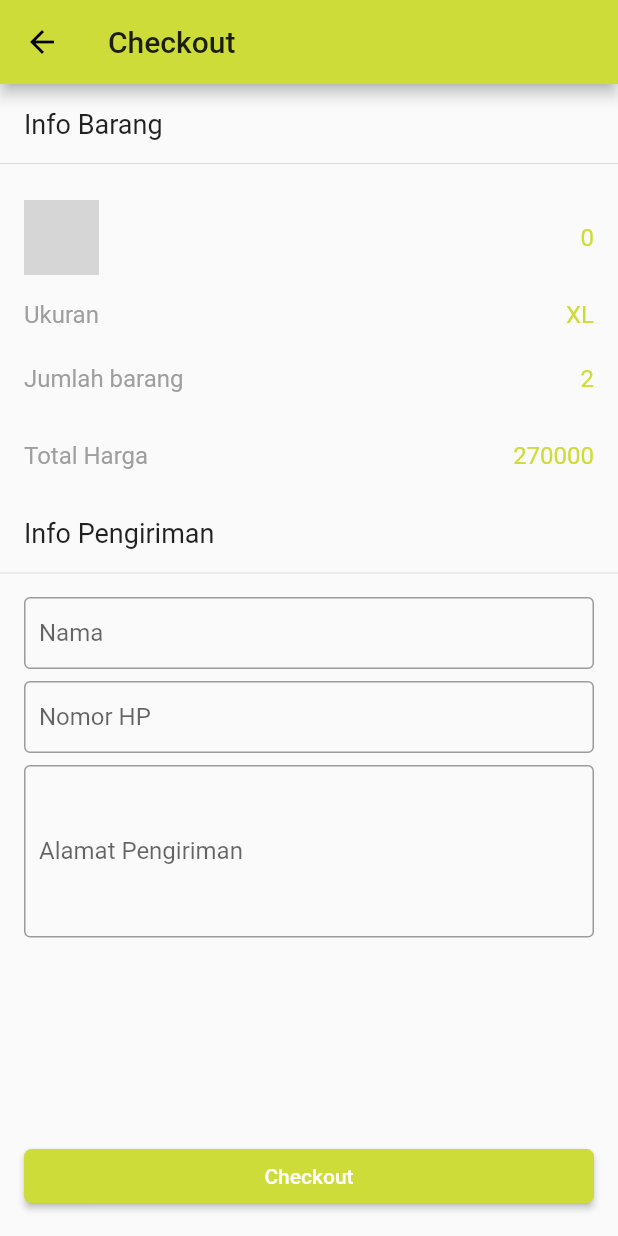
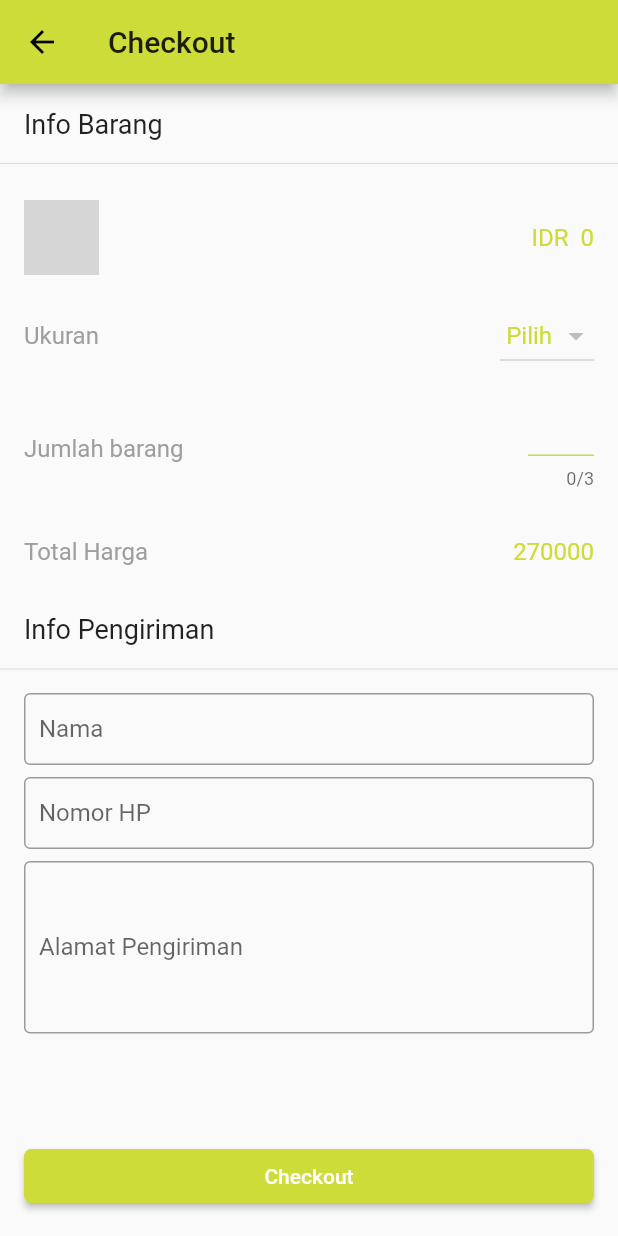
Before and after one commit to slufydufy/crit, a Flutter app: the CheckOut screen opened directly with empty values, on a phone screen of 412 x 824 dp. Run offline on Flutter 3.47's test engine with Material 2 defaults, Android fonts, the phone set to English and light mode, and no system bars; our stand-ins replace carousel_pro, cloud_firestore; accounts and stored records are empty; network calls fail; grey boxes are pictures that could not be loaded.

Commit message:
060319rmh

```diff
--- a/lib/checkOut.dart
+++ b/lib/checkOut.dart
@@ -2,7 +2,7 @@ import 'package:flutter/material.dart';
 import 'myHomePage.dart';
 import 'package:cloud_firestore/cloud_firestore.dart';
 
-class CheckOut extends StatefulWidget{
+class CheckOut extends StatefulWidget {
   final DocumentSnapshot itemCO;
   CheckOut({this.itemCO});
 
@@ -11,6 +11,8 @@ class CheckOut extends StatefulWidget{
 }
 
 class CheckOutState extends State<CheckOut> {
+  String finalSize;
+
   @override
   Widget build(BuildContext context) {
     return Scaffold(
@@ -46,17 +48,17 @@ class CheckOutState extends State<CheckOut> {
   Widget _showItemInfoText() {
     return Padding(
       padding: EdgeInsets.fromLTRB(16.0, 16.0, 16.0, 8.0),
-          child: Text('Info Barang', style: TextStyle(
-            fontSize: 18.0
-          ),),
+      child: Text(
+        'Info Barang',
+        style: TextStyle(fontSize: 18.0),
+      ),
     );
   }
 
   Widget _showItem() {
     return Padding(
       padding: EdgeInsets.fromLTRB(16.0, 16.0, 16.0, 0.0),
-      child:
-      Row(
+      child: Row(
         children: <Widget>[
           Image.network(
             widget.itemCO.data['url'],
@@ -66,18 +68,26 @@ class CheckOutState extends State<CheckOut> {
           Expanded(
             child: Padding(
               padding: const EdgeInsets.all(16.0),
-              child: Text(widget.itemCO.data['title'], style: TextStyle(
+              child: Text(
+                widget.itemCO.data['title'],
+                style: TextStyle(
                   fontSize: 16.0,
                 ),
-                            maxLines: 2,),
+                maxLines: 2,
+              ),
             ),
           ),
           Container(
             padding: const EdgeInsets.fromLTRB(0.0, 16.0, 0.0, 16.0),
-            child: Text(widget.itemCO.data['price'].toString(), style: TextStyle(
-                  fontSize: 16.0,
-                  color: Colors.lime
+            child: Text('IDR',
+              style: TextStyle(fontSize: 16.0, color: Colors.lime),
             ),
+          ),
+          Container(
+            padding: const EdgeInsets.fromLTRB(8.0, 16.0, 0.0, 16.0),
+            child: Text(
+              widget.itemCO.data['price'].toString(),
+              style: TextStyle(fontSize: 16.0, color: Colors.lime),
             ),
           ),
         ],
@@ -86,30 +96,38 @@ class CheckOutState extends State<CheckOut> {
   }
 
   Widget _showFinalSize() {
+    List sizeList = widget.itemCO.data['size'];
     return Row(
       children: <Widget>[
         Expanded(
           child: Container(
-              padding: const EdgeInsets.fromLTRB(16.0, 16.0, 0.0, 16.0),
+            padding: const EdgeInsets.fromLTRB(16.0, 16.0, 0.0, 8.0),
             child: Text(
-                'Ukuran', style: TextStyle(
-                  fontSize: 16.0,
-                  color: Colors.grey
-                ),
+              'Ukuran',
+              style: TextStyle(fontSize: 16.0, color: Colors.grey),
             ),
           ),
         ),
         Container(
-            padding: const EdgeInsets.fromLTRB(0.0, 16.0, 16.0, 16.0),
-            child:
-            // DropdownButton()
-            Text(
-                'XL', style: TextStyle(
-                  fontSize: 16.0,
-                  color: Colors.lime
+            padding: const EdgeInsets.fromLTRB(0.0, 16.0, 16.0, 8.0),
+            child: DropdownButton(
+              hint: Text(' Pilih ', style: TextStyle(color: Colors.lime)),
+              items: sizeList.map((size) {
+                return DropdownMenuItem(
+                  child: Text(
+                    size,
+                    style: TextStyle(color: Colors.lime),
                   ),
-              ),
-          ),
+                  value: size,
+                );
+              }).toList(),
+              onChanged: (newVal) {
+                setState(() {
+                  finalSize = newVal;
+                });
+              },
+              value: finalSize,
+            )),
       ],
     );
   }
@@ -119,23 +137,25 @@ class CheckOutState extends State<CheckOut> {
       children: <Widget>[
         Expanded(
           child: Container(
-              padding: const EdgeInsets.fromLTRB(16.0, 8.0, 16.0, 16.0),
+            padding: const EdgeInsets.fromLTRB(16.0, 8.0, 16.0, 8.0),
             child: Text(
-                'Jumlah barang', style: TextStyle(
-                  fontSize: 16.0,
-                  color: Colors.grey
-                ),
+              'Jumlah barang',
+              style: TextStyle(fontSize: 16.0, color: Colors.grey),
             ),
           ),
         ),
         Container(
-            padding: const EdgeInsets.fromLTRB(0.0, 8.0, 16.0, 16.0),
-            child: Text(
-                '2', style: TextStyle(
-                  fontSize: 16.0,
-                  color: Colors.lime
-                ),
-              ),
+          width: 60.0,
+          padding: const EdgeInsets.fromLTRB(0.0, .0, 16.0, 16.0),
+          child:
+          TextField(
+            maxLength: 3,
+            keyboardType: TextInputType.number,
+            textDirection: TextDirection.rtl,
+            style: TextStyle(color: Colors.lime),
+            decoration: InputDecoration(enabledBorder: UnderlineInputBorder(borderSide: BorderSide(color: Colors.lime))),
+            )
+
         ),
       ],
     );
@@ -148,20 +168,16 @@ class CheckOutState extends State<CheckOut> {
           child: Container(
             padding: const EdgeInsets.fromLTRB(16.0, 16.0, 0.0, 16.0),
             child: Text(
-                'Total Harga', style: TextStyle(
-                  fontSize: 16.0,
-                  color: Colors.grey
-                ),
+              'Total Harga',
+              style: TextStyle(fontSize: 16.0, color: Colors.grey),
             ),
           ),
         ),
         Container(
           padding: const EdgeInsets.fromLTRB(0.0, 16.0, 16.0, 16.0),
           child: Text(
-                '270000', style: TextStyle(
-                  fontSize: 16.0,
-                  color: Colors.lime
-                ),
+            '270000',
+            style: TextStyle(fontSize: 16.0, color: Colors.lime),
           ),
         ),
       ],
@@ -171,9 +187,10 @@ class CheckOutState extends State<CheckOut> {
   Widget _showBuyerInfoText() {
     return Padding(
       padding: EdgeInsets.fromLTRB(16.0, 16.0, 16.0, 8.0),
-          child: Text('Info Pengiriman', style: TextStyle(
-            fontSize: 18.0
-          ),),
+      child: Text(
+        'Info Pengiriman',
+        style: TextStyle(fontSize: 18.0),
+      ),
     );
   }
 
@@ -185,10 +202,9 @@ class CheckOutState extends State<CheckOut> {
           maxLines: 1,
           decoration: InputDecoration(
               labelText: 'Nama',
-                contentPadding: new EdgeInsets.symmetric(vertical: 10.0, horizontal: 10.0),
-                border: OutlineInputBorder()
-                )
-            ),
+              contentPadding:
+                  new EdgeInsets.symmetric(vertical: 10.0, horizontal: 10.0),
+              border: OutlineInputBorder())),
     );
   }
 
@@ -199,9 +215,9 @@ class CheckOutState extends State<CheckOut> {
         maxLines: 1,
         decoration: InputDecoration(
             labelText: 'Nomor HP',
-                contentPadding: new EdgeInsets.symmetric(vertical: 10.0, horizontal: 10.0),
-                border: OutlineInputBorder()
-                ),
+            contentPadding:
+                new EdgeInsets.symmetric(vertical: 10.0, horizontal: 10.0),
+            border: OutlineInputBorder()),
       ),
     );
   }
@@ -213,9 +229,9 @@ class CheckOutState extends State<CheckOut> {
         maxLines: 5,
         decoration: InputDecoration(
             labelText: 'Alamat Pengiriman',
-                contentPadding: new EdgeInsets.symmetric(vertical: 10.0, horizontal: 10.0),
-                border: OutlineInputBorder()
-                ),
+            contentPadding:
+                new EdgeInsets.symmetric(vertical: 10.0, horizontal: 10.0),
+            border: OutlineInputBorder()),
       ),
     );
   }
@@ -227,15 +243,16 @@ class CheckOutState extends State<CheckOut> {
         // height: 40.0,
         child: RaisedButton(
           onPressed: () {
-            Navigator.push(context, MaterialPageRoute(builder: (context) => MyHomePage()));
+            Navigator.push(
+                context, MaterialPageRoute(builder: (context) => MyHomePage()));
           },
           color: Colors.lime,
-          shape: RoundedRectangleBorder(
-            borderRadius: BorderRadius.circular(5.0)
+          shape:
+              RoundedRectangleBorder(borderRadius: BorderRadius.circular(5.0)),
+          child: Text(
+            'Checkout',
+            style: TextStyle(color: Colors.white),
           ),
-          child: Text('Checkout', style: TextStyle(
-            color: Colors.white
-          ),),
         ),
       ),
     );
--- a/lib/myHomePage.dart
+++ b/lib/myHomePage.dart
@@ -129,7 +129,7 @@ class MyHomePageState extends State<MyHomePage> {
       future: _bannerData,
       builder: (_, snapshot) {
         if (snapshot.connectionState == ConnectionState.waiting) {
-          return Center(child: Text('Loading...'),);
+          return Center(child: CircularProgressIndicator(),);
         } else {
 
           return Container(
@@ -173,7 +173,7 @@ class MyHomePageState extends State<MyHomePage> {
         future: _designData,
         builder: (context, snapshot) {
           if (snapshot.connectionState == ConnectionState.waiting) {
-            return Center(child: Text('Loading...'),);
+            return Center(child: CircularProgressIndicator(),);
           } else {
             return
             GridView.builder(
```
Lines whose indentation alone changed are shown as unchanged.
